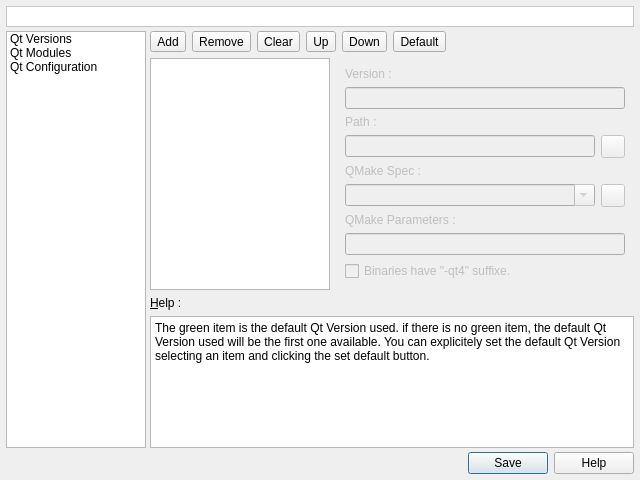
Above: v2/branches/dev/plugins/xup/QMake/src/gui/UISettingsQMake.ui from testmana2/mks before the change. Below: the same form after it.
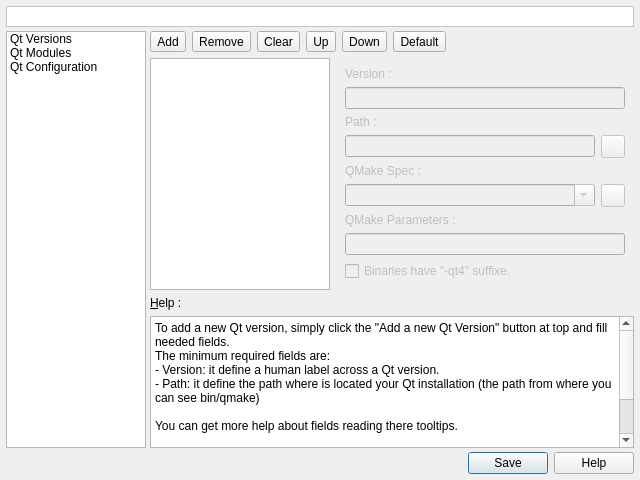
That is the form after the change. Icons and pictures are not drawn.

Commit message: Rework the help for Qt Versions configuration.

The edit to the form file:
```diff
--- a/v2/branches/dev/plugins/xup/QMake/src/gui/UISettingsQMake.ui
+++ b/v2/branches/dev/plugins/xup/QMake/src/gui/UISettingsQMake.ui
@@ -317,8 +317,15 @@
          <property name="readOnly" >
           <bool>true</bool>
          </property>
-         <property name="plainText" >
-          <string>The green item is the default Qt Version used. if there is no green item, the default Qt Version used will be the first one available. You can explicitely set the default Qt Version selecting an item and clicking the set default button.</string>
+         <property name="plainText">
+          <string>To add a new Qt version, simply click the &quot;Add a new Qt Version&quot; button at top and fill needed fields.
+The minimum required fields are:
+- Version: it define a human label across a Qt version.
+- Path: it define the path where is located your Qt installation (the path from where you can see bin/qmake)
+
+You can get more help about fields reading there tooltips.
+
+The green item is the default Qt Version used. if there is no green item, the default Qt Version used will be the first one available. You can explicitely set the default Qt Version selecting an item and clicking the set default button.</string>
          </property>
          <property name="tabStopWidth" >
           <number>40</number>
```
Left out of the diff: 522 changed lines with no effect on the pictures.
